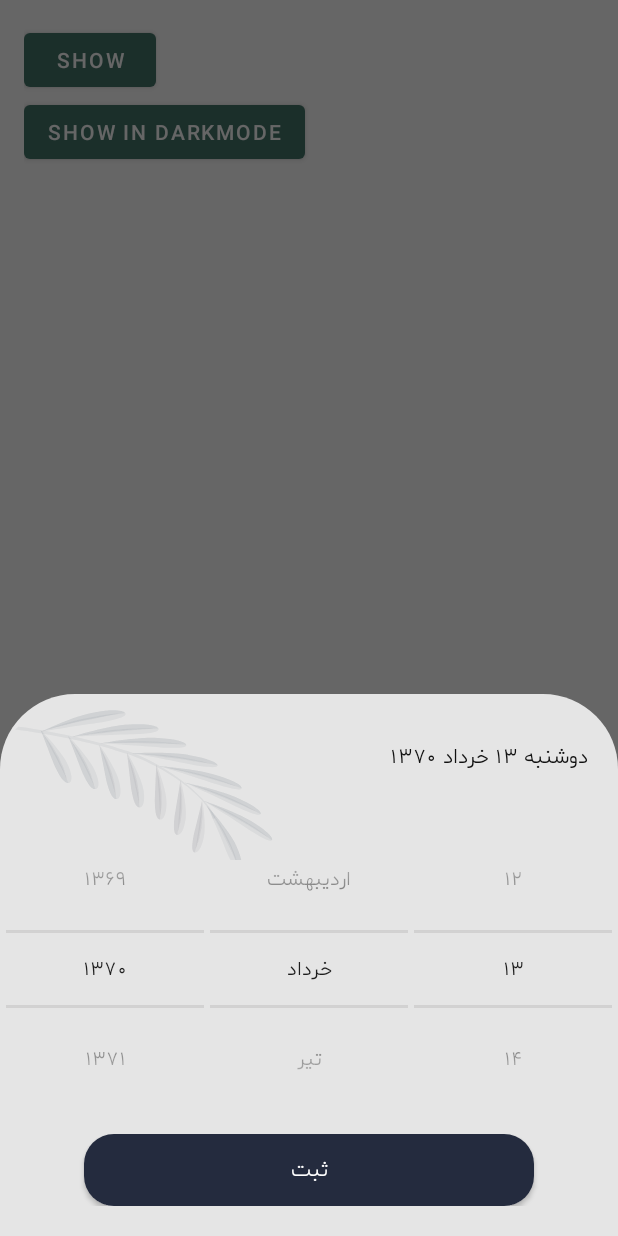
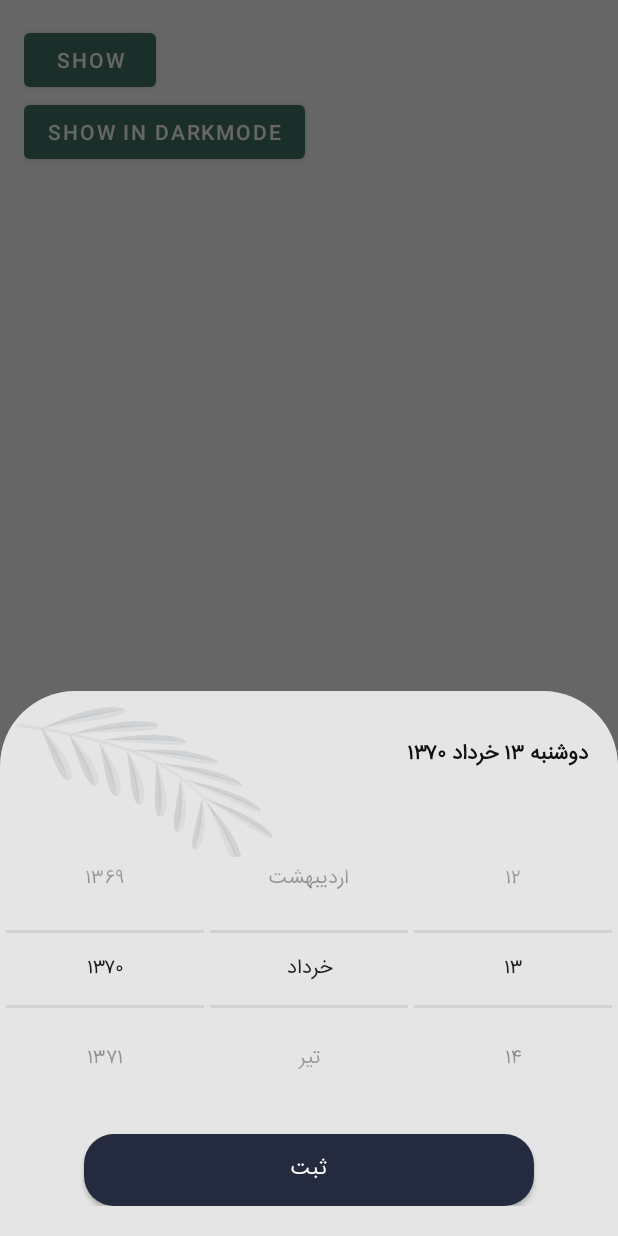
Before and after one commit to mohammadfrh/Persian-Date-Picker, an Android app: the screen it shows after launch (MainActivity), after a tap on "SHOW", on a phone screen of 412 x 824 dp. Run offline under Robolectric (Android 15) with nearby library versions, the phone set to English and light mode, and no system bars.

Commit message:
add font iransans

```diff
--- a/app/src/main/java/ir/frh/MainActivity.java
+++ b/app/src/main/java/ir/frh/MainActivity.java
@@ -47,7 +47,6 @@ public class MainActivity extends AppCompatActivity {
                 .setLeavesBackgroundDrawable(R.drawable.ic_group_1290)
                 .setActionTextColor(Color.GRAY)
                 .setButtonSubmitColor(Color.WHITE)
-                .setTypeFace(typeface)
                 .setTitleType(PersianDatePickerDialog.WEEKDAY_DAY_MONTH_YEAR)
                 .setShowInBottomSheet(true)
                 .setListener(new Listener() {
--- a/persiandatepicker/src/main/java/ir/frh/persiandatepicker/PersianDatePickerDialog.java
+++ b/persiandatepicker/src/main/java/ir/frh/persiandatepicker/PersianDatePickerDialog.java
@@ -303,6 +303,7 @@ public class PersianDatePickerDialog {
             negativeButton.setTypeface(typeFace);
             todayButton.setTypeface(typeFace);
             datePicker.setTypeFace(typeFace);
+
         }
 
         positiveButton.setTextColor(actionColor);
--- a/persiandatepicker/src/main/res/layout/dialog_picker.xml
+++ b/persiandatepicker/src/main/res/layout/dialog_picker.xml
@@ -31,6 +31,7 @@
             android:textSize="14sp"
             android:textStyle="bold"
             tools:text="سه شنبه"
+            android:fontFamily="@font/iransans"
             android:layout_marginLeft="30dp"
             android:layout_marginRight="30dp" />
 
@@ -118,6 +119,7 @@
                 android:minWidth="300dp"
                 android:padding="6dp"
                 android:textSize="14sp"
+                android:fontFamily="@font/iransans"
                 tools:text="ok" />
         </LinearLayout>
     </RelativeLayout>
--- a/persiandatepicker/src/main/res/values/styles.xml
+++ b/persiandatepicker/src/main/res/values/styles.xml
@@ -3,6 +3,7 @@
 
     <style name="NumberPickerText">
         <item name="android:textSize">13sp</item>
+        <item name="android:fontFamily">@font/iransans</item>
     </style>
 
     <!-- =================== Bottomsheet Style ============================= -->
```
Also changed, not shown: persiandatepicker/src/main/assets/Shabnam-Light-FD.ttf (added), persiandatepicker/src/main/assets/iransans.ttf (added), persiandatepicker/src/main/res/font/iransans.ttf (added), persiandatepicker/src/main/res/font/iransans_bold.ttf (added).
